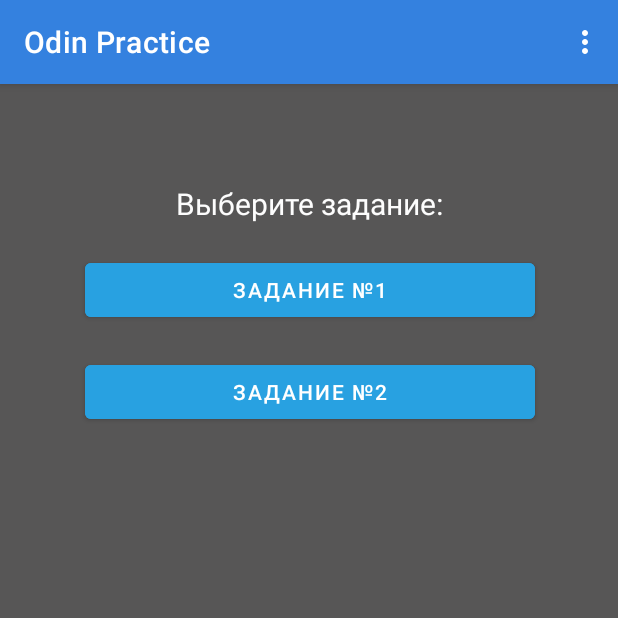
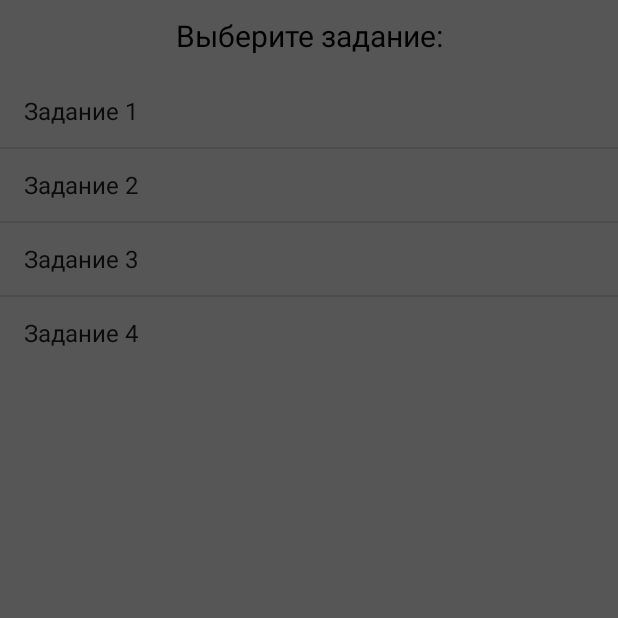
Before and after one commit to DuskFal1/Odin_practice, an Android app: the ListTask screen opened directly, with no data from a screen before it, on a phone screen of 412 x 824 dp, the top half of it. Run offline under Robolectric (Android 15) with nearby library versions, the phone set to English and light mode, and no system bars.

Commit message:
-изменил список заданий на ListView

```diff
--- a/app/src/main/java/com/example/myapplication/ListTask.kt
+++ b/app/src/main/java/com/example/myapplication/ListTask.kt
@@ -1,34 +1,50 @@
 package com.example.myapplication
 
+import android.app.ListActivity
 import android.content.Intent
-import androidx.appcompat.app.AppCompatActivity
 import android.os.Bundle
 import android.view.Menu
 import android.view.MenuItem
+import android.view.View
+import android.widget.ArrayAdapter
+import android.widget.ListView
 import com.example.myapplication.databinding.ListTaskBinding
 import kotlin.system.exitProcess
 
-class ListTask : AppCompatActivity() {
+class ListTask : ListActivity(){
     private lateinit var bindingClass: ListTaskBinding
+
+    //создаем массив стрингов
+    var list: Array<String> = arrayOf(
+        "Задание 1", "Задание 2",
+        "Задание 3", "Задание 4")
 
     override fun onCreate(savedInstanceState: Bundle?) {
         super.onCreate(savedInstanceState)
         bindingClass = ListTaskBinding.inflate(layoutInflater)
         setContentView(bindingClass.root)
 
+
+        //создаем массив для адаптера и получаем в него значения наш класс/лейаут для 1 позиции/ список из массива list
+        val adapter: ArrayAdapter<String> = ArrayAdapter(
+            this, R.layout.simple_list_item_1, list)
+        // присываеваем адаптер переменной
+        listAdapter = adapter
+
     //обработка кнопок заданий
-        bindingClass.btnTask1.setOnClickListener {
-            val intent = Intent(this, Task1::class.java)
-            startActivity(intent)
-            finish()
-        }
+//        bindingClass.btnTask1.setOnClickListener {
+//            val intent = Intent(this, Task1::class.java)
+//            startActivity(intent)
+//            finish()
+//        }
+//
+//        bindingClass.btnTask2.setOnClickListener {
+//            val intent = Intent(this, Task2::class.java)
+//            startActivity(intent)
+//            finish()
+//        }
+    }
 
-        bindingClass.btnTask2.setOnClickListener {
-            val intent = Intent(this, Task2::class.java)
-            startActivity(intent)
-            finish()
-        }
-    }
 
     override fun onCreateOptionsMenu(menu: Menu?): Boolean {
         val inflater = menuInflater
@@ -51,6 +67,33 @@
         return super.onOptionsItemSelected(item)
     }
 
+    override fun onListItemClick(l: ListView?, v: View?, position: Int, id: Long) {
+        super.onListItemClick(l, v, position, id)
+
+        var item: String = listAdapter.getItem(position) as String
+        when (item) {
+            "Задание 1" -> {
+                val intent = Intent(this, Task1::class.java)
+                startActivity(intent)
+                finish()
+            }
+            "Задание 2" -> {
+                val intent = Intent(this, Task2::class.java)
+                startActivity(intent)
+                finish()
+
+            }
+            "Задание 3" -> {
+
+            }
+            "Задание 4" -> {
+
+            }
+
+        }
+    }
+
+
     //обрабатываем кнопку назад
     override fun onBackPressed() {
         super.onBackPressed()
--- a/app/src/main/res/layout/list_task.xml
+++ b/app/src/main/res/layout/list_task.xml
@@ -1,5 +1,6 @@
 <?xml version="1.0" encoding="utf-8"?>
-<androidx.constraintlayout.widget.ConstraintLayout xmlns:android="http://schemas.android.com/apk/res/android"
+<RelativeLayout
+    xmlns:android="http://schemas.android.com/apk/res/android"
     xmlns:app="http://schemas.android.com/apk/res-auto"
     xmlns:tools="http://schemas.android.com/tools"
     android:layout_width="match_parent"
@@ -8,37 +9,19 @@
     tools:context=".ListTask">
 
     <TextView
-        android:id="@+id/tvTask"
-        android:layout_width="wrap_content"
+        android:id="@+id/tvHeaderListTask"
+        android:layout_width="match_parent"
         android:layout_height="wrap_content"
         android:text="@string/ltHeaderText"
-        android:textColor="#FDFDFD"
+        android:textAlignment="center"
+        android:textColor="#000"
         android:textSize="20sp"
-        app:layout_constraintBottom_toBottomOf="parent"
-        app:layout_constraintLeft_toLeftOf="parent"
-        app:layout_constraintRight_toRightOf="parent"
-        app:layout_constraintTop_toTopOf="parent"
-        app:layout_constraintVertical_bias="0.089" />
+        android:layout_marginTop="10dp"/>
 
-    <Button
-        android:id="@+id/btnTask1"
-        android:layout_width="300dp"
+    <ListView
+        android:id="@android:id/list"
+        android:layout_width="match_parent"
         android:layout_height="wrap_content"
-        android:layout_marginTop="20dp"
-        android:text="@string/buttonTask1"
-        android:backgroundTint="#28A1E1"
-        app:layout_constraintEnd_toEndOf="@+id/tvTask"
-        app:layout_constraintStart_toStartOf="@+id/tvTask"
-        app:layout_constraintTop_toBottomOf="@+id/tvTask" />
+        android:layout_marginTop="50dp" />
 
-    <Button
-        android:id="@+id/btnTask2"
-        android:layout_width="300dp"
-        android:layout_height="wrap_content"
-        android:layout_marginTop="20dp"
-        android:text="@string/buttonTask2"
-        android:backgroundTint="#28A1E1"
-        app:layout_constraintEnd_toEndOf="@+id/btnTask1"
-        app:layout_constraintStart_toStartOf="@+id/btnTask1"
-        app:layout_constraintTop_toBottomOf="@+id/btnTask1" />
-</androidx.constraintlayout.widget.ConstraintLayout>
+</RelativeLayout>
--- /dev/null
+++ b/app/src/main/res/layout/simple_list_item_1.xml
@@ -0,0 +1,17 @@
+<?xml version="1.0" encoding="utf-8"?>
+<!-- разметка для 1 элемента адаптера-->
+<TextView
+    xmlns:android="http://schemas.android.com/apk/res/android"
+    android:id="@android:id/text1"
+    android:layout_width="match_parent"
+    android:layout_height="wrap_content"
+    android:textAppearance=
+        "?android:attr/textAppearanceListItemSmall"
+    android:gravity="center_vertical"
+    android:paddingStart=
+        "?android:attr/listPreferredItemPaddingStart"
+    android:paddingEnd=
+        "?android:attr/listPreferredItemPaddingEnd"
+    android:minHeight=
+        "?android:attr/listPreferredItemHeightSmall"
+    android:background="#575656"/>
```
